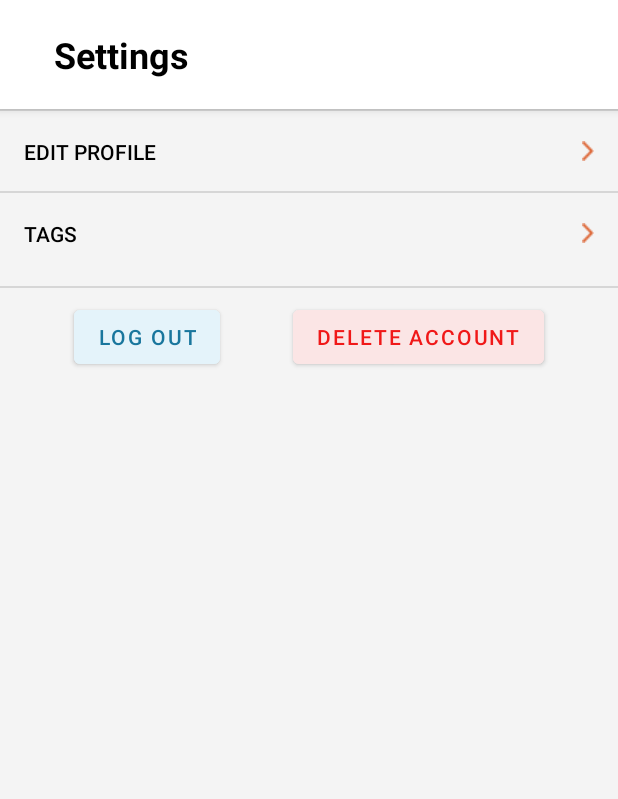
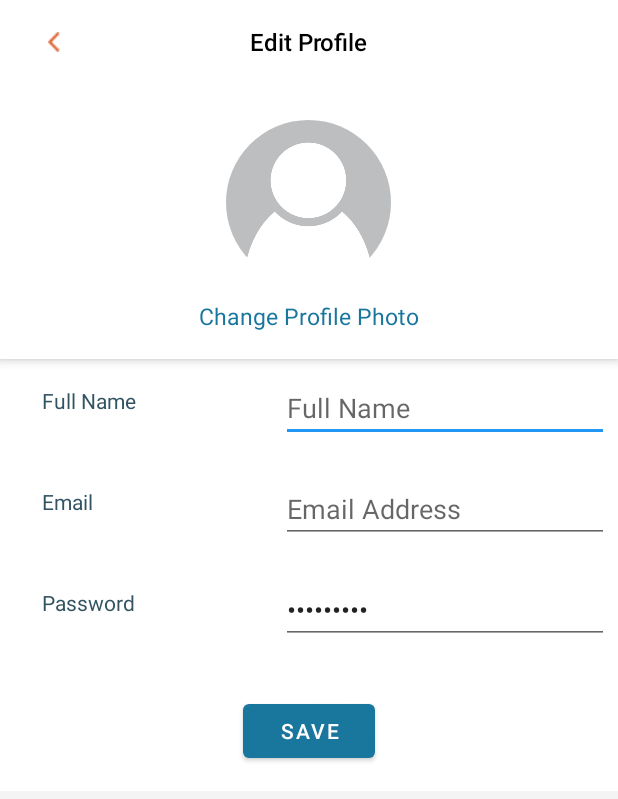
Before and after one commit to ctc-uci/justice-for-families-android, an Android app: the SettingsActivity screen opened directly, with no data from a screen before it, after a tap on "EDIT PROFILE", on a phone screen of 412 x 824 dp. Shown: the top 799 px of the screen. Run offline under Robolectric (Android 15) with nearby library versions, the phone set to English and light mode, and no system bars; our stand-ins replace CircleImageView.

Commit message:
Connecting settings screen to edit profile

```diff
--- a/app/src/main/java/com/example/justice4families/profile/SettingsActivity.kt
+++ b/app/src/main/java/com/example/justice4families/profile/SettingsActivity.kt
@@ -16,7 +16,14 @@ class SettingsActivity : AppCompatActivity() {
         setContentView(R.layout.activity_settings)
 
         edit_profile_section.setOnClickListener {
-            // TODO: Link to edit profile screen
+            val intent = Intent(this, EditProfileActivity::class.java)
+            val user = savedPreferences.username
+            intent.putExtra("email", user)
+
+            //dummy data
+            intent.putExtra("password", "Hello123!")
+
+            startActivity(intent)
         }
 
         tags_button.setOnClickListener {
```
